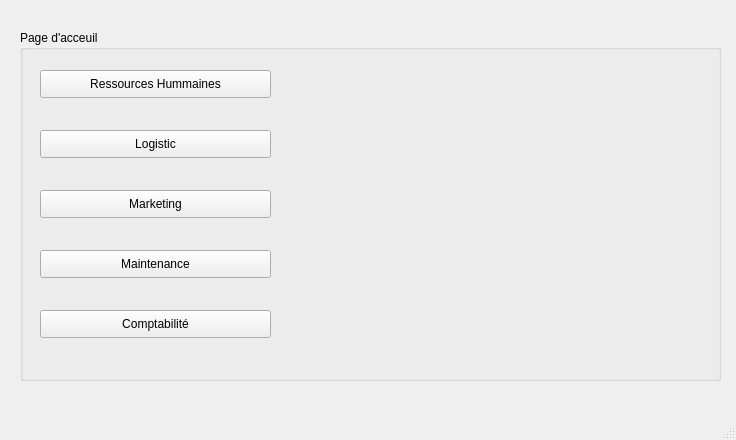
Qt form Documents/maintenancee/mainwindow.ui (hanenjabnoun-Esprit-2019/Smart_News_Agency_2A25) before a commit.
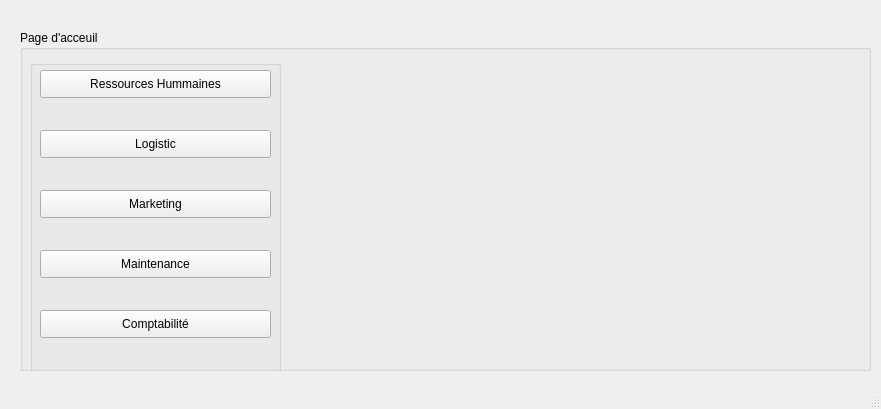
The same form after that commit. Icons and pictures are not drawn.

The edit to the form file:
```diff
--- a/Documents/maintenancee/mainwindow.ui
+++ b/Documents/maintenancee/mainwindow.ui
@@ -6,8 +6,8 @@
    <rect>
     <x>0</x>
     <y>0</y>
-    <width>736</width>
-    <height>440</height>
+    <width>881</width>
+    <height>409</height>
    </rect>
   </property>
   <property name="windowTitle">
@@ -84,13 +84,44 @@
      <rect>
       <x>20</x>
       <y>30</y>
-      <width>701</width>
-      <height>351</height>
+      <width>851</width>
+      <height>341</height>
      </rect>
     </property>
     <property name="title">
      <string>Page d'acceuil </string>
     </property>
+    <widget class="QLabel" name="label">
+     <property name="geometry">
+      <rect>
+       <x>280</x>
+       <y>30</y>
+       <width>611</width>
+       <height>321</height>
+      </rect>
+     </property>
+     <property name="text">
+      <string/>
+     </property>
+     <property name="pixmap">
+      <pixmap>acceuil1.png</pixmap>
+     </property>
+    </widget>
+    <widget class="QGroupBox" name="groupBox_2">
+     <property name="geometry">
+      <rect>
+       <x>10</x>
+       <y>30</y>
+       <width>251</width>
+       <height>331</height>
+      </rect>
+     </property>
+     <property name="title">
+      <string/>
+     </property>
+    </widget>
+    <zorder>groupBox_2</zorder>
+    <zorder>label</zorder>
    </widget>
    <zorder>groupBox</zorder>
    <zorder>pushButton</zorder>
```
Left out of the diff: 2 changed lines with no effect on the pictures.
